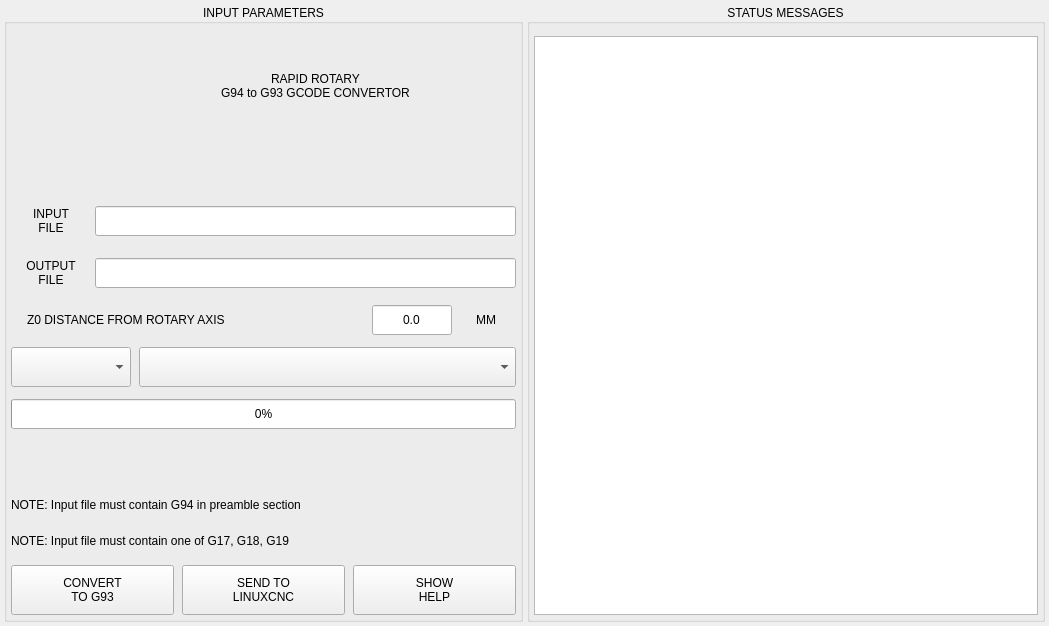
The window that utils/rapid_rotary.ui (persei802/QtDragon_hd) describes before a commit, drawn with Qt 5.
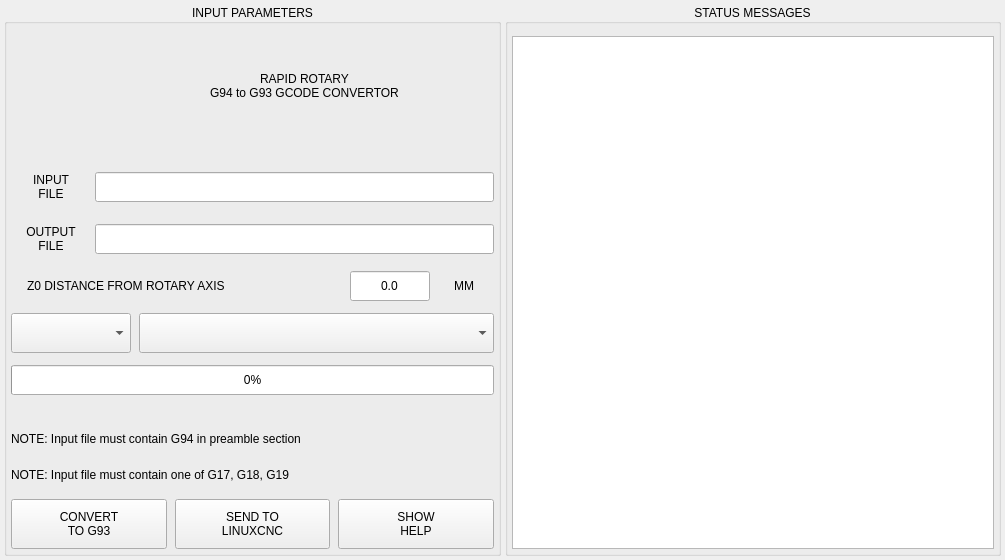
The same window after the commit. Icons and pictures are not drawn.

Commit message: fixed issue with wrong units added to gcode file

```diff
--- a/utils/rapid_rotary.ui
+++ b/utils/rapid_rotary.ui
@@ -6,8 +6,8 @@
    <rect>
     <x>0</x>
     <y>0</y>
-    <width>1049</width>
-    <height>626</height>
+    <width>1005</width>
+    <height>560</height>
    </rect>
   </property>
   <property name="windowTitle">
@@ -164,14 +164,14 @@
         <item>
          <widget class="QLineEdit" name="lineEdit_input_file">
           <property name="sizePolicy">
-           <sizepolicy hsizetype="Preferred" vsizetype="Preferred">
+           <sizepolicy hsizetype="Expanding" vsizetype="Preferred">
             <horstretch>0</horstretch>
             <verstretch>0</verstretch>
            </sizepolicy>
           </property>
           <property name="minimumSize">
            <size>
-            <width>340</width>
+            <width>0</width>
             <height>30</height>
            </size>
           </property>
@@ -219,14 +219,14 @@
         <item>
          <widget class="QLineEdit" name="lineEdit_output_file">
           <property name="sizePolicy">
-           <sizepolicy hsizetype="Preferred" vsizetype="Preferred">
+           <sizepolicy hsizetype="Expanding" vsizetype="Preferred">
             <horstretch>0</horstretch>
             <verstretch>0</verstretch>
            </sizepolicy>
           </property>
           <property name="minimumSize">
            <size>
-            <width>340</width>
+            <width>0</width>
             <height>30</height>
            </size>
           </property>
```
The commit also changes 1 other file.
